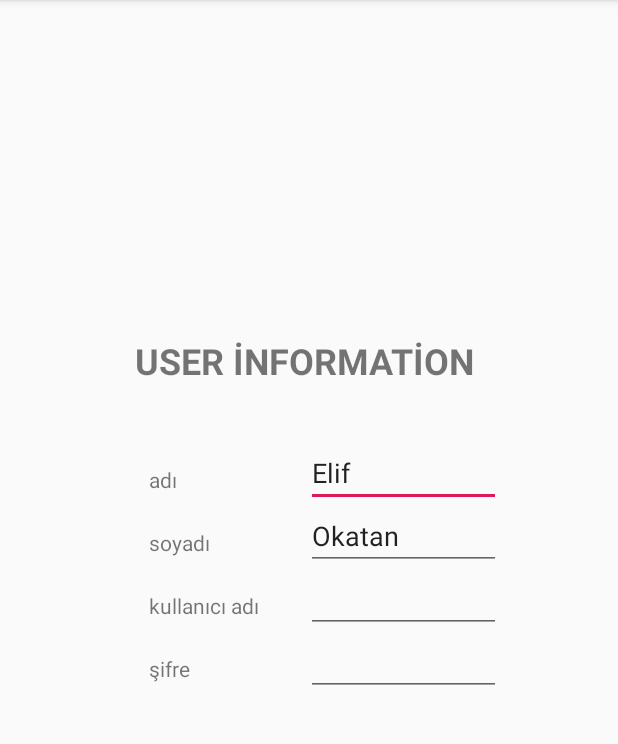
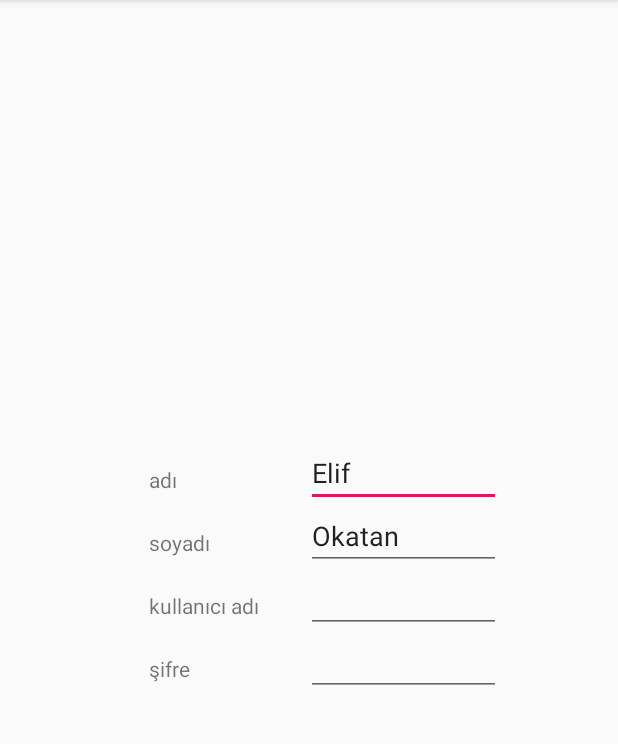
Before and after one commit to Phoenixq9/userLogin, an Android app: the Main2Activity screen opened directly, with no data from a screen before it, on a phone screen of 412 x 824 dp, the part 84-828 px from its top. Run offline under Robolectric (Android 15) with nearby library versions, the phone set to English and light mode, and no system bars.

Commit message:
change user information1

```diff
--- a/app/src/main/res/layout/activity_main2.xml
+++ b/app/src/main/res/layout/activity_main2.xml
@@ -92,19 +92,5 @@
         <TableRow />
     </TableLayout>
 
-    <TextView
-        android:id="@+id/textView2"
-        android:layout_width="256dp"
-        android:layout_height="31dp"
-        android:layout_marginTop="224dp"
-        android:gravity="center"
-        android:text="USER İNFORMATİON"
-        android:textSize="24dp"
-        android:textStyle="bold"
-        app:layout_constraintEnd_toEndOf="parent"
-        app:layout_constraintHorizontal_bias="0.477"
-        app:layout_constraintStart_toStartOf="parent"
-        app:layout_constraintTop_toTopOf="parent" />
-
 
 </androidx.constraintlayout.widget.ConstraintLayout>
```
Also changed, not shown: app/src/main/res/layout/activity_main.xml (+0 -24 lines).
